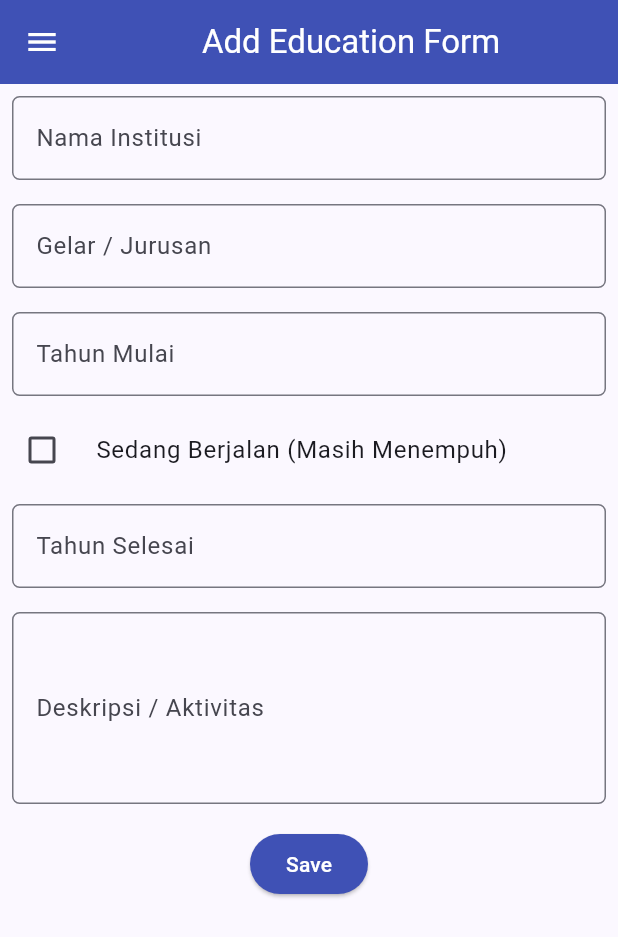
After one commit to raniafff/myportofolio_mobile, a Flutter app: the EducationFormPage screen opened directly, in the side drawer, after a tap on "Sedang Berjalan (Masih Menempuh)", on a phone screen of 412 x 824 dp. The commit adds this screen. Shown: the top 937 px of the screen. Run offline on Flutter 3.47's test engine with Material 3 defaults, Android fonts, the phone set to English and light mode, and no system bars; our stand-ins replace material_ui.

Commit message:
Tugas 8: Navigation, Layouts, Forms, and Input Elements for Education

```diff
--- /dev/null
+++ b/lib/screens/education_form.dart
@@ -0,0 +1,265 @@
+import 'package:material_ui/material_ui.dart';
+import 'package:myportofolio_mobile/widgets/left_drawer.dart';
+
+class EducationFormPage extends StatefulWidget {
+  const EducationFormPage({super.key});
+
+  @override
+  State<EducationFormPage> createState() => _EducationFormPageState();
+}
+
+class _EducationFormPageState extends State<EducationFormPage> {
+  final _formKey = GlobalKey<FormState>();
+  String _institution = "";
+  String _degree = "";
+  String _startYear = "";
+  String _endYear = "";
+  bool _isCurrent = false;
+  String _description = "";
+
+  @override
+  Widget build(BuildContext context) {
+    return Scaffold(
+      appBar: AppBar(
+        title: const Center(
+          child: Text(
+            'Add Education Form',
+          ),
+        ),
+        backgroundColor: Colors.indigo,
+        foregroundColor: Colors.white,
+      ),
+      drawer: const LeftDrawer(),
+      body: Form(
+        key: _formKey,
+        child: SingleChildScrollView(
+          child: Column(
+            crossAxisAlignment: CrossAxisAlignment.start,
+            children: [
+              // === Nama Institusi ===
+              Padding(
+                padding: const EdgeInsets.all(8.0),
+                child: TextFormField(
+                  decoration: InputDecoration(
+                    hintText: "Contoh: Universitas Indonesia",
+                    labelText: "Nama Institusi",
+                    border: OutlineInputBorder(
+                      borderRadius: BorderRadius.circular(5.0),
+                    ),
+                  ),
+                  onChanged: (String? value) {
+                    setState(() {
+                      _institution = value!;
+                    });
+                  },
+                  validator: (String? value) {
+                    if (value == null || value.trim().isEmpty) {
+                      return "Nama institusi tidak boleh kosong!";
+                    }
+                    return null;
+                  },
+                ),
+              ),
+
+              // === Gelar / Jurusan ===
+              Padding(
+                padding: const EdgeInsets.all(8.0),
+                child: TextFormField(
+                  decoration: InputDecoration(
+                    hintText: "Contoh: S1 Sistem Informasi",
+                    labelText: "Gelar / Jurusan",
+                    border: OutlineInputBorder(
+                      borderRadius: BorderRadius.circular(5.0),
+                    ),
+                  ),
+                  onChanged: (String? value) {
+                    setState(() {
+                      _degree = value!;
+                    });
+                  },
+                  validator: (String? value) {
+                    if (value == null || value.trim().isEmpty) {
+                      return "Gelar / jurusan tidak boleh kosong!";
+                    }
+                    return null;
+                  },
+                ),
+              ),
+
+              // === Tahun Mulai ===
+              Padding(
+                padding: const EdgeInsets.all(8.0),
+                child: TextFormField(
+                  keyboardType: TextInputType.number,
+                  decoration: InputDecoration(
+                    hintText: "Contoh: 2022",
+                    labelText: "Tahun Mulai",
+                    border: OutlineInputBorder(
+                      borderRadius: BorderRadius.circular(5.0),
+                    ),
+                  ),
+                  onChanged: (String? value) {
+                    setState(() {
+                      _startYear = value!;
+                    });
+                  },
+                  validator: (String? value) {
+                    if (value == null || value.trim().isEmpty) {
+                      return "Tahun mulai tidak boleh kosong!";
+                    }
+                    final int? year = int.tryParse(value.trim());
+                    if (year == null || year < 1900 || year > 2100) {
+                      return "Masukkan tahun yang valid (1900 - 2100)!";
+                    }
+                    return null;
+                  },
+                ),
+              ),
+
+              // === Sedang Menempuh Pendidikan ===
+              Padding(
+                padding: const EdgeInsets.symmetric(horizontal: 8.0),
+                child: CheckboxListTile(
+                  title: const Text("Sedang Berjalan (Masih Menempuh)"),
+                  value: _isCurrent,
+                  activeColor: Colors.indigo,
+                  onChanged: (bool? value) {
+                    setState(() {
+                      _isCurrent = value ?? false;
+                      if (_isCurrent) {
+                        _endYear = "";
+                      }
+                    });
+                  },
+                  controlAffinity: ListTileControlAffinity.leading,
+                  contentPadding: EdgeInsets.zero,
+                ),
+              ),
+
+              // === Tahun Selesai ===
+              if (!_isCurrent)
+                Padding(
+                  padding: const EdgeInsets.all(8.0),
+                  child: TextFormField(
+                    keyboardType: TextInputType.number,
+                    decoration: InputDecoration(
+                      hintText: "Contoh: 2026",
+                      labelText: "Tahun Selesai",
+                      border: OutlineInputBorder(
+                        borderRadius: BorderRadius.circular(5.0),
+                      ),
+                    ),
+                    onChanged: (String? value) {
+                      setState(() {
+                        _endYear = value!;
+                      });
+                    },
+                    validator: (String? value) {
+                      if (!_isCurrent) {
+                        if (value == null || value.trim().isEmpty) {
+                          return "Tahun selesai tidak boleh kosong jika tidak sedang berjalan!";
+                        }
+                        final int? end = int.tryParse(value.trim());
+                        final int? start = int.tryParse(_startYear.trim());
+                        if (end == null || end < 1900 || end > 2100) {
+                          return "Masukkan tahun yang valid (1900 - 2100)!";
+                        }
+                        if (start != null && end < start) {
+                          return "Tahun selesai tidak boleh sebelum tahun mulai!";
+                        }
+                      }
+                      return null;
+                    },
+                  ),
+                ),
+
+              // === Deskripsi / Aktivitas ===
+              Padding(
+                padding: const EdgeInsets.all(8.0),
+                child: TextFormField(
+                  maxLines: 4,
+                  decoration: InputDecoration(
+                    hintText: "Ceritakan kegiatan, organisasi, atau pencapaianmu",
+                    labelText: "Deskripsi / Aktivitas",
+                    border: OutlineInputBorder(
+                      borderRadius: BorderRadius.circular(5.0),
+                    ),
+                  ),
+                  onChanged: (String? value) {
+                    setState(() {
+                      _description = value!;
+                    });
+                  },
+                  validator: (String? value) {
+                    if (value == null || value.trim().isEmpty) {
+                      return "Deskripsi tidak boleh kosong!";
+                    }
+                    return null;
+                  },
+                ),
+              ),
+
+              // === Tombol Simpan ===
+              Align(
+                alignment: Alignment.bottomCenter,
+                child: Padding(
+                  padding: const EdgeInsets.all(8.0),
+                  child: ElevatedButton(
+                    style: ButtonStyle(
+                      backgroundColor: WidgetStateProperty.all(Colors.indigo),
+                    ),
+                    onPressed: () {
+                      if (_formKey.currentState!.validate()) {
+                        showDialog(
+                          context: context,
+                          builder: (context) {
+                            return AlertDialog(
+                              title: const Text('Edukasi berhasil ditambahkan!'),
+                              content: SingleChildScrollView(
+                                child: Column(
+                                  crossAxisAlignment: CrossAxisAlignment.start,
+                                  children: [
+                                    Text('Institusi: $_institution'),
+                                    Text('Gelar / Jurusan: $_degree'),
+                                    Text('Tahun Mulai: $_startYear'),
+                                    Text(
+                                      'Tahun Selesai: ${_isCurrent ? "Sedang Berjalan (Sekarang)" : _endYear}',
+                                    ),
+                                    Text(
+                                      'Status: ${_isCurrent ? "Masih Menempuh" : "Lulus / Selesai"}',
+                                    ),
+                                    Text('Deskripsi: $_description'),
+                                  ],
+                                ),
+                              ),
+                              actions: [
+                                TextButton(
+                                  child: const Text('OK'),
+                                  onPressed: () {
+                                    Navigator.pop(context);
+                                    _formKey.currentState!.reset();
+                                    setState(() {
+                                      _isCurrent = false;
+                                    });
+                                  },
+                                ),
+                              ],
+                            );
+                          },
+                        );
+                      }
+                    },
+                    child: const Text(
+                      "Save",
+                      style: TextStyle(color: Colors.white),
+                    ),
+                  ),
+                ),
+              ),
+            ],
+          ),
+        ),
+      ),
+    );
+  }
+}
--- a/lib/screens/menu.dart
+++ b/lib/screens/menu.dart
@@ -13,6 +13,7 @@ class MyHomePage extends StatelessWidget {
   final List<ItemHomepage> items = [
     ItemHomepage("Lihat Proyek", Icons.folder, Colors.indigo),
     ItemHomepage("Tambah Proyek", Icons.add, Colors.amber[800]!),
+    ItemHomepage("Tambah Edukasi", Icons.school, Colors.teal[700]!),
     ItemHomepage("Logout", Icons.logout, Colors.red[700]!),
   ];
 
--- a/lib/widgets/left_drawer.dart
+++ b/lib/widgets/left_drawer.dart
@@ -1,4 +1,5 @@
 import 'package:material_ui/material_ui.dart';
+import 'package:myportofolio_mobile/screens/education_form.dart';
 import 'package:myportofolio_mobile/screens/menu.dart';
 import 'package:myportofolio_mobile/screens/project_form.dart';
 
@@ -60,6 +61,18 @@ class LeftDrawer extends StatelessWidget {
               );
             },
           ),
+          ListTile(
+            leading: const Icon(Icons.school_outlined),
+            title: const Text('Add Education'),
+            onTap: () {
+              Navigator.pushReplacement(
+                context,
+                MaterialPageRoute(
+                  builder: (context) => const EducationFormPage(),
+                ),
+              );
+            },
+          ),
         ],
       ),
     );
```
Also changed, not shown: lib/widgets/project_card.dart (+8 -0 lines), 2 other files.
